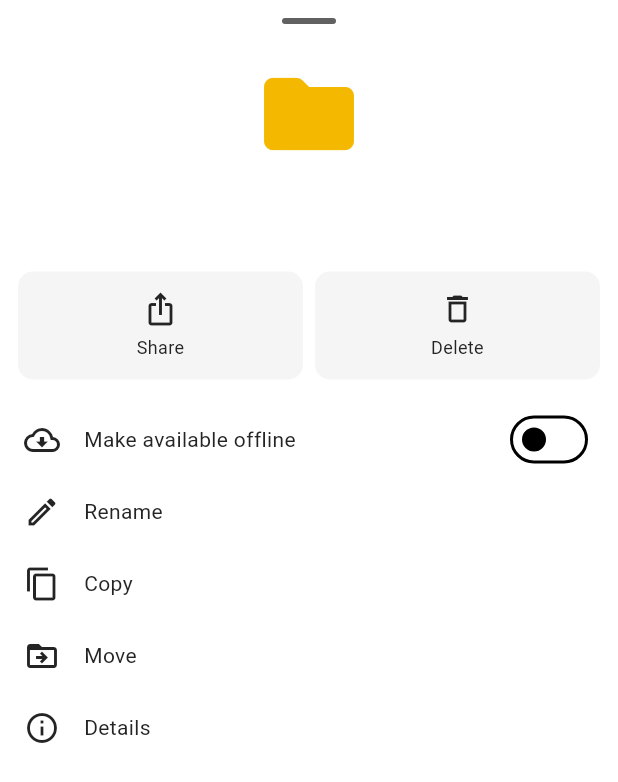
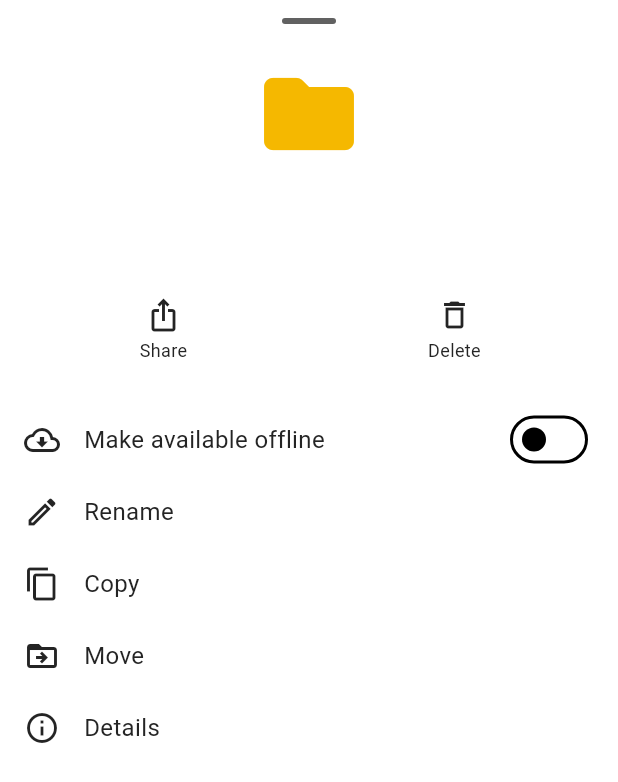
Before and after one commit to bogachenko/temp_bfe_android, a Flutter app: the _ItemActionsSheet widget shown alone on an empty page, opened directly with sample values from the repository, on a phone screen of 412 x 824 dp. Shown: the top 782 px of the screen. Run offline on Flutter 3.47's test engine with Material 3 defaults, Android fonts, the phone set to English and light mode, and no system bars; generated files the repository leaves out were written again.

Commit message:
Match My Files action sheet item layout to OneDrive

```diff
--- a/lib/features/my_files/presentation/my_files_screen.dart
+++ b/lib/features/my_files/presentation/my_files_screen.dart
@@ -1054,8 +1054,6 @@ class _ItemActionsSheetState extends State<_ItemActionsSheet> {
   static const double _handleHeight = 4;
   static const double _previewSize = 72;
   static const double _topActionHeight = 72;
-  static const double _topActionRadius = 10;
-  static const double _bottomActionHeight = 48;
   static const double _actionIconSize = 24;
 
   bool _availableOffline = false;
@@ -1130,10 +1128,8 @@ class _ItemActionsSheetState extends State<_ItemActionsSheet> {
                 child: Row(
                   key: const Key('myFilesActionSheetTopActions'),
                   children: [
-                    for (var index = 0; index < topActions.length; index++) ...[
-                      if (index != 0) const SizedBox(width: 8),
-                      Expanded(child: _buildTopAction(topActions[index])),
-                    ],
+                    for (final action in topActions)
+                      Expanded(child: _buildTopAction(action)),
                   ],
                 ),
               ),
@@ -1148,23 +1144,33 @@ class _ItemActionsSheetState extends State<_ItemActionsSheet> {
   }
 
   Widget _buildTopAction(_SheetAction action) {
-    return Material(
-      color: AppColors.neutralBackground2,
-      borderRadius: BorderRadius.circular(_topActionRadius),
-      clipBehavior: Clip.antiAlias,
-      child: InkWell(
+    return InkWell(
       onTap: () => Navigator.of(context).pop(),
-        child: Center(
+      child: Padding(
+        padding: const EdgeInsets.all(1),
         child: Column(
-            mainAxisSize: MainAxisSize.min,
           children: [
-              Icon(
+            Expanded(
+              flex: 3,
+              child: Padding(
+                padding: const EdgeInsets.only(bottom: 2),
+                child: Align(
+                  alignment: Alignment.bottomCenter,
+                  child: Icon(
                     action.icon,
                     size: _actionIconSize,
                     color: AppColors.neutralForeground1,
                   ),
-              const SizedBox(height: 6),
-              Text(
+                ),
+              ),
+            ),
+            Expanded(
+              flex: 2,
+              child: Padding(
+                padding: const EdgeInsets.only(top: 2),
+                child: Align(
+                  alignment: Alignment.topCenter,
+                  child: Text(
                     action.label,
                     maxLines: 1,
                     overflow: TextOverflow.ellipsis,
@@ -1173,21 +1179,27 @@ class _ItemActionsSheetState extends State<_ItemActionsSheet> {
                       color: AppColors.neutralForeground1,
                     ),
                   ),
+                ),
+              ),
+            ),
           ],
-          ),
         ),
       ),
     );
   }
 
   Widget _buildOfflineAction(String label) {
-    return SizedBox(
+    return InkWell(
       key: const Key('myFilesActionSheetOffline'),
-      height: _bottomActionHeight,
-      child: InkWell(
       onTap: () => setState(() => _availableOffline = !_availableOffline),
+      child: Row(
+        children: [
+          Expanded(
             child: Padding(
-          padding: const EdgeInsets.symmetric(horizontal: 16),
+              padding: const EdgeInsets.symmetric(
+                horizontal: 16,
+                vertical: 12,
+              ),
               child: Row(
                 children: [
                   const Icon(
@@ -1197,26 +1209,36 @@ class _ItemActionsSheetState extends State<_ItemActionsSheet> {
                   ),
                   const SizedBox(width: 16),
                   Expanded(
-                child: Text(label, style: AppTypography.myFilesPopupItem),
+                    child: Text(
+                      label,
+                      maxLines: 3,
+                      overflow: TextOverflow.ellipsis,
+                      style: AppTypography.myFilesPopupItem.copyWith(
+                        fontSize: 16,
                       ),
-              Switch(
-                value: _availableOffline,
-                onChanged: (value) => setState(() => _availableOffline = value),
+                    ),
                   ),
                 ],
               ),
             ),
           ),
+          Padding(
+            padding: const EdgeInsetsDirectional.only(end: 16),
+            child: Switch(
+              value: _availableOffline,
+              onChanged: (value) => setState(() => _availableOffline = value),
+            ),
+          ),
+        ],
+      ),
     );
   }
 
   Widget _buildBottomAction(_SheetAction action) {
-    return SizedBox(
-      height: _bottomActionHeight,
-      child: InkWell(
+    return InkWell(
       onTap: () => Navigator.of(context).pop(),
       child: Padding(
-          padding: const EdgeInsets.symmetric(horizontal: 16),
+        padding: const EdgeInsets.symmetric(horizontal: 16, vertical: 12),
         child: Row(
           children: [
             Icon(
@@ -1228,11 +1250,12 @@ class _ItemActionsSheetState extends State<_ItemActionsSheet> {
             Expanded(
               child: Text(
                 action.label,
-                  style: AppTypography.myFilesPopupItem,
+                maxLines: 3,
+                overflow: TextOverflow.ellipsis,
+                style: AppTypography.myFilesPopupItem.copyWith(fontSize: 16),
               ),
             ),
           ],
-          ),
         ),
       ),
     );
```
Lines whose indentation alone changed are shown as unchanged.
